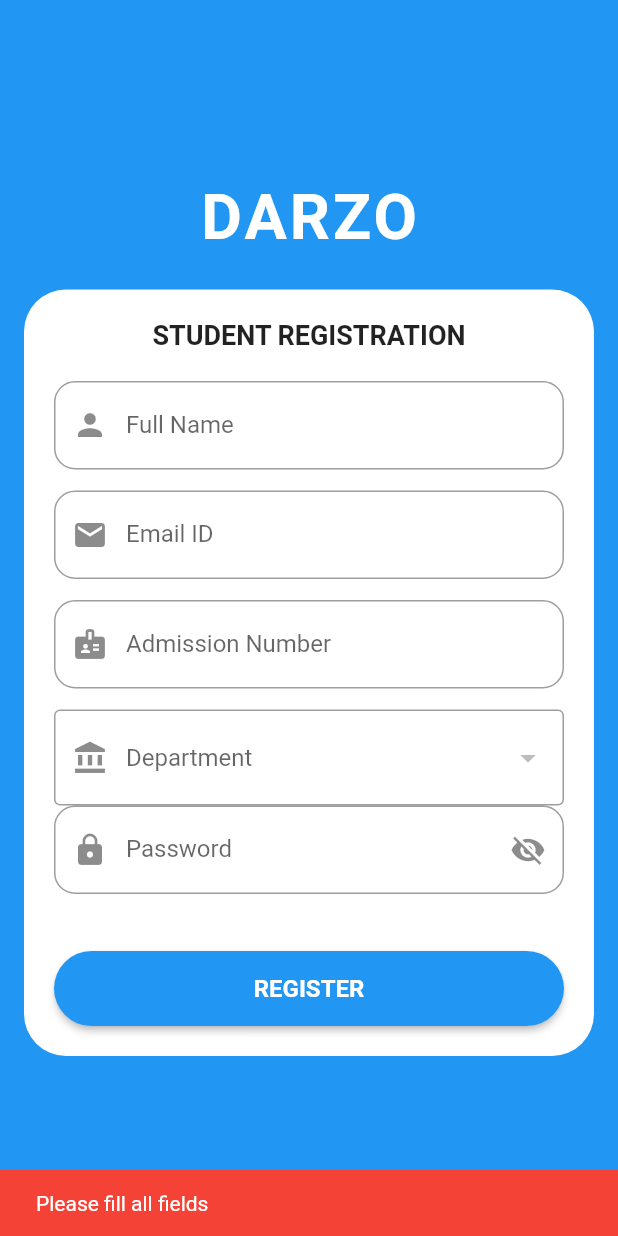
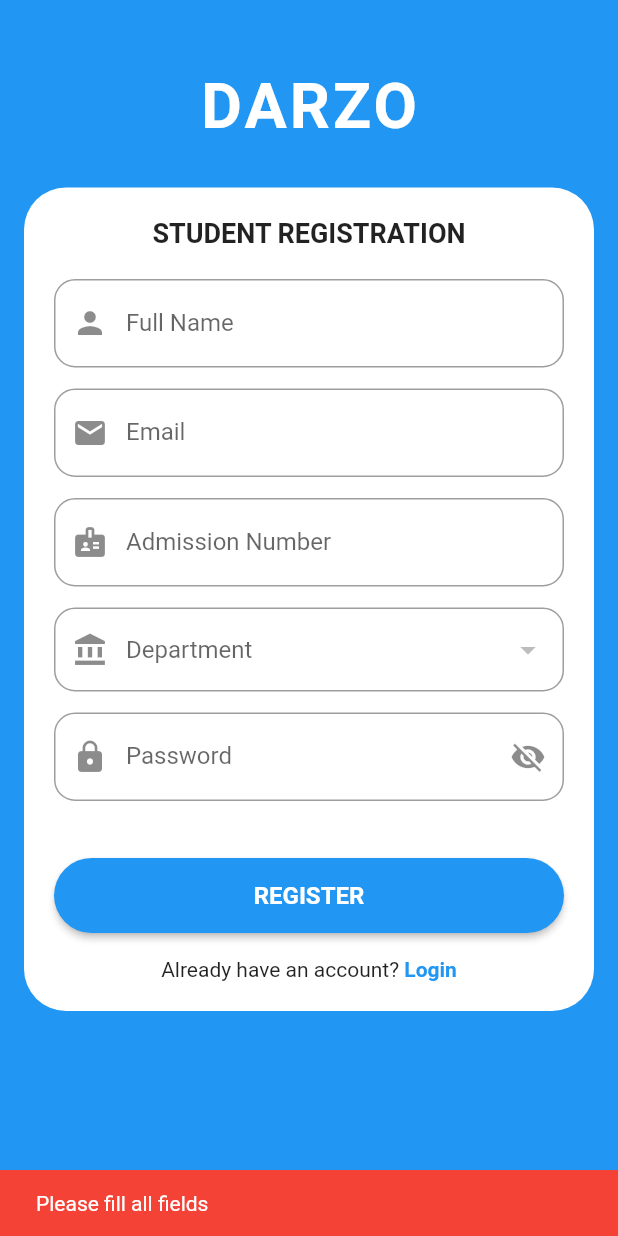
Before and after one commit to Vishnuvm451/app, a Flutter app: the StudentRegisterPage screen opened directly, after a tap on "REGISTER", on a phone screen of 412 x 824 dp. Run offline on Flutter 3.47's test engine with Material 3 defaults, Android fonts, the phone set to English and light mode, and no system bars; our stand-ins replace camera, cloud_firestore, firebase_auth, firebase_core; accounts and stored records are empty.

Commit message:
student register

```diff
--- a/lib/new/student_register.dart
+++ b/lib/new/student_register.dart
@@ -1,5 +1,4 @@
 import 'package:darzo/login.dart';
-// import 'package:darzo/face_capture.dart';
 import 'package:flutter/material.dart';
 import 'package:cloud_firestore/cloud_firestore.dart';
 import 'package:firebase_auth/firebase_auth.dart';
@@ -31,7 +30,6 @@ class _StudentRegisterPageState extends State<StudentRegisterPage> {
     FilteringTextInputFormatter.deny(RegExp(r'\s')),
   ];
 
-  // ================= FIREBASE =================
   final FirebaseAuth _auth = FirebaseAuth.instance;
   final FirebaseFirestore _db = FirebaseFirestore.instance;
 
@@ -63,27 +61,13 @@ class _StudentRegisterPageState extends State<StudentRegisterPage> {
       return;
     }
 
+    try {
       setState(() => isLoading = true);
 
-    try {
-      // ---------------- CLASS VALIDATION ----------------
-      final classSnap = await _db
-          .collection('classes')
-          .doc(selectedClassId)
-          .get();
-
-      if (!classSnap.exists) {
-        _showSnack("Selected class does not exist");
-        return;
-      }
-
-      final classData = classSnap.data()!;
-
-      // ---------------- ADMISSION UNIQUE ----------------
+      // Check duplicate admission number
       final existing = await _db
           .collection('students')
           .where('admissionNo', isEqualTo: _admissionCtrl.text.trim())
-          .limit(1)
           .get();
 
       if (existing.docs.isNotEmpty) {
@@ -91,7 +75,7 @@ class _StudentRegisterPageState extends State<StudentRegisterPage> {
         return;
       }
 
-      // ---------------- AUTH ----------------
+      // Firebase Auth
       final cred = await _auth.createUserWithEmailAndPassword(
         email: _emailCtrl.text.trim(),
         password: _passwordCtrl.text.trim(),
@@ -99,15 +83,15 @@ class _StudentRegisterPageState extends State<StudentRegisterPage> {
 
       final uid = cred.user!.uid;
 
-      // ---------------- USERS ----------------
+      // USERS
       await _db.collection('users').doc(uid).set({
         'uid': uid,
         'email': _emailCtrl.text.trim(),
         'role': 'student',
-        'created_at': FieldValue.serverTimestamp(),
+        'createdAt': FieldValue.serverTimestamp(),
       });
 
-      // ---------------- STUDENTS ----------------
+      // STUDENTS
       await _db.collection('students').doc(uid).set({
         'uid': uid,
         'name': _nameCtrl.text.trim(),
@@ -115,17 +99,15 @@ class _StudentRegisterPageState extends State<StudentRegisterPage> {
         'admissionNo': _admissionCtrl.text.trim(),
         'departmentId': selectedDepartmentId,
         'classId': selectedClassId,
-        'courseType': classData['courseType'],
-        'year': classData['year'],
         'face_enabled': false,
-        'created_at': FieldValue.serverTimestamp(),
+        'createdAt': FieldValue.serverTimestamp(),
       });
 
       _showSnack("Registration successful", success: true);
 
       await Future.delayed(const Duration(seconds: 1));
+
       if (!mounted) return;
-
       Navigator.pushReplacement(
         context,
         MaterialPageRoute(builder: (_) => const LoginPage()),
@@ -133,11 +115,9 @@ class _StudentRegisterPageState extends State<StudentRegisterPage> {
     } on FirebaseAuthException catch (e) {
       String msg = "Registration failed";
       if (e.code == 'email-already-in-use') msg = "Email already registered";
-      if (e.code == 'weak-password') msg = "Weak password";
+      if (e.code == 'weak-password') msg = "Password too weak";
       if (e.code == 'invalid-email') msg = "Invalid email";
       _showSnack(msg);
-    } catch (e) {
-      _showSnack("Something went wrong");
     } finally {
       if (mounted) setState(() => isLoading = false);
     }
@@ -151,11 +131,11 @@ class _StudentRegisterPageState extends State<StudentRegisterPage> {
     return Scaffold(
       backgroundColor: primaryBlue,
       body: SafeArea(
-        child: Center(
         child: SingleChildScrollView(
           padding: const EdgeInsets.all(16),
           child: Column(
             children: [
+              const SizedBox(height: 30),
               const Text(
                 "DARZO",
                 style: TextStyle(
@@ -165,7 +145,8 @@ class _StudentRegisterPageState extends State<StudentRegisterPage> {
                   letterSpacing: 2,
                 ),
               ),
-                const SizedBox(height: 24),
+              const SizedBox(height: 30),
+
               Container(
                 padding: const EdgeInsets.all(20),
                 decoration: BoxDecoration(
@@ -182,13 +163,16 @@ class _StudentRegisterPageState extends State<StudentRegisterPage> {
                       ),
                     ),
                     const SizedBox(height: 20),
+
                     _nameField(),
                     _emailField(),
                     _admissionField(),
                     _departmentDropdown(),
                     _classDropdown(),
                     _passwordField(),
+
                     const SizedBox(height: 24),
+
                     SizedBox(
                       width: double.infinity,
                       height: 50,
@@ -214,11 +198,37 @@ class _StudentRegisterPageState extends State<StudentRegisterPage> {
                               ),
                       ),
                     ),
+
+                    const SizedBox(height: 16),
+
+                    // ✅ ADDED LOGIN OPTION
+                    Row(
+                      mainAxisAlignment: MainAxisAlignment.center,
+                      children: [
+                        const Text("Already have an account? "),
+                        GestureDetector(
+                          onTap: () {
+                            Navigator.pushReplacement(
+                              context,
+                              MaterialPageRoute(
+                                builder: (_) => const LoginPage(),
+                              ),
+                            );
+                          },
+                          child: Text(
+                            "Login",
+                            style: TextStyle(
+                              color: primaryBlue,
+                              fontWeight: FontWeight.bold,
+                            ),
+                          ),
+                        ),
+                      ],
+                    ),
                   ],
                 ),
               ),
             ],
-            ),
           ),
         ),
       ),
@@ -229,118 +239,141 @@ class _StudentRegisterPageState extends State<StudentRegisterPage> {
   // FIELDS
   // ======================================================
   Widget _nameField() =>
-      _field(controller: _nameCtrl, label: "Full Name", icon: Icons.person);
+      _field(ctrl: _nameCtrl, label: "Full Name", icon: Icons.person);
 
   Widget _emailField() => _field(
-    controller: _emailCtrl,
-    label: "Email ID",
+    ctrl: _emailCtrl,
+    label: "Email",
     icon: Icons.email,
     formatters: _noSpaceFormatter,
   );
 
   Widget _admissionField() => _field(
-    controller: _admissionCtrl,
+    ctrl: _admissionCtrl,
     label: "Admission Number",
     icon: Icons.badge,
-    keyboardType: TextInputType.number,
+    keyboard: TextInputType.number,
     formatters: [FilteringTextInputFormatter.digitsOnly],
   );
 
-  Widget _passwordField() => Padding(
-    padding: const EdgeInsets.only(bottom: 14),
-    child: TextField(
-      controller: _passwordCtrl,
-      obscureText: !showPassword,
-      inputFormatters: _noSpaceFormatter,
-      decoration: InputDecoration(
-        labelText: "Password",
-        prefixIcon: const Icon(Icons.lock),
-        suffixIcon: IconButton(
+  Widget _passwordField() => _field(
+    ctrl: _passwordCtrl,
+    label: "Password",
+    icon: Icons.lock,
+    obscure: !showPassword,
+    formatters: _noSpaceFormatter,
+    suffix: IconButton(
       icon: Icon(showPassword ? Icons.visibility : Icons.visibility_off),
       onPressed: () => setState(() => showPassword = !showPassword),
-        ),
-        border: OutlineInputBorder(borderRadius: BorderRadius.circular(14)),
-      ),
     ),
   );
 
   Widget _field({
-    required TextEditingController controller,
+    required TextEditingController ctrl,
     required String label,
     required IconData icon,
+    bool obscure = false,
+    Widget? suffix,
+    TextInputType? keyboard,
     List<TextInputFormatter>? formatters,
-    TextInputType? keyboardType,
   }) {
     return Padding(
       padding: const EdgeInsets.only(bottom: 14),
       child: TextField(
-        controller: controller,
+        controller: ctrl,
+        obscureText: obscure,
+        keyboardType: keyboard,
         inputFormatters: formatters,
-        keyboardType: keyboardType,
         decoration: InputDecoration(
           labelText: label,
           prefixIcon: Icon(icon),
+          suffixIcon: suffix,
           border: OutlineInputBorder(borderRadius: BorderRadius.circular(14)),
         ),
       ),
     );
   }
 
-  // ======================================================
-  // DROPDOWNS
-  // ======================================================
   Widget _departmentDropdown() {
-    return StreamBuilder<QuerySnapshot>(
+    return Padding(
+      padding: const EdgeInsets.only(bottom: 14),
+      child: StreamBuilder<QuerySnapshot>(
         stream: _db.collection('departments').orderBy('name').snapshots(),
         builder: (_, snap) {
-        if (!snap.hasData) return const LinearProgressIndicator();
+          if (!snap.hasData) {
+            return const LinearProgressIndicator();
+          }
+
           return DropdownButtonFormField<String>(
             value: selectedDepartmentId,
             hint: const Text("Department"),
             items: snap.data!.docs
-              .map((d) => DropdownMenuItem(value: d.id, child: Text(d['name'])))
+                .map(
+                  (d) => DropdownMenuItem(value: d.id, child: Text(d['name'])),
+                )
                 .toList(),
-          onChanged: (v) => setState(
-            () => {selectedDepartmentId = v, selectedClassId = null},
+            onChanged: (v) {
+              setState(() {
+                selectedDepartmentId = v;
+                selectedClassId = null;
+              });
+            },
+            decoration: InputDecoration(
+              prefixIcon: const Icon(Icons.account_balance),
+              border: OutlineInputBorder(
+                borderRadius: BorderRadius.circular(14),
               ),
-          decoration: const InputDecoration(
-            prefixIcon: Icon(Icons.account_balance),
-            border: OutlineInputBorder(),
+              contentPadding: const EdgeInsets.symmetric(
+                horizontal: 12,
+                vertical: 16,
+              ),
             ),
           );
         },
+      ),
     );
   }
 
   Widget _classDropdown() {
     if (selectedDepartmentId == null) return const SizedBox();
-    return StreamBuilder<QuerySnapshot>(
+
+    return Padding(
+      padding: const EdgeInsets.only(bottom: 14),
+      child: StreamBuilder<QuerySnapshot>(
         stream: _db
             .collection('classes')
             .where('departmentId', isEqualTo: selectedDepartmentId)
-          .orderBy('year')
             .snapshots(),
         builder: (_, snap) {
-        if (!snap.hasData) return const LinearProgressIndicator();
+          if (!snap.hasData) {
+            return const LinearProgressIndicator();
+          }
+
           return DropdownButtonFormField<String>(
             value: selectedClassId,
             hint: const Text("Class"),
             items: snap.data!.docs
-              .map((c) => DropdownMenuItem(value: c.id, child: Text(c['name'])))
+                .map(
+                  (d) => DropdownMenuItem(value: d.id, child: Text(d['name'])),
+                )
                 .toList(),
             onChanged: (v) => setState(() => selectedClassId = v),
-          decoration: const InputDecoration(
-            prefixIcon: Icon(Icons.class_),
-            border: OutlineInputBorder(),
+            decoration: InputDecoration(
+              prefixIcon: const Icon(Icons.class_),
+              border: OutlineInputBorder(
+                borderRadius: BorderRadius.circular(14),
+              ),
+              contentPadding: const EdgeInsets.symmetric(
+                horizontal: 12,
+                vertical: 16,
+              ),
             ),
           );
         },
+      ),
     );
   }
 
-  // ======================================================
-  // SNACK
-  // ======================================================
   void _showSnack(String msg, {bool success = false}) {
     ScaffoldMessenger.of(context).showSnackBar(
       SnackBar(
```
Lines whose indentation alone changed are shown as unchanged.
